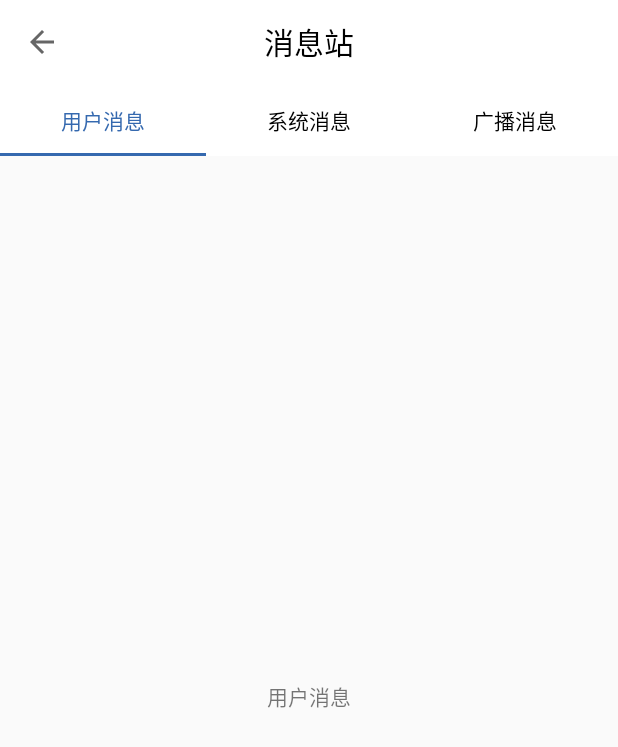
After one commit to Jacky-Chen-Pro/Xhy_guke, an Android app: the MsgStationActivity screen opened directly, with no data from a screen before it, on a phone screen of 412 x 824 dp. The commit adds this screen. Shown: the top 747 px of the screen. Run offline under Robolectric (Android 15) with nearby library versions, the phone set to English and light mode, and no system bars; our stand-ins replace CircleImageView; libraries missing offline, so code that uses them is left out: com.zhy.http.

Commit message:
加如消息站页面

```diff
--- /dev/null
+++ b/app/src/main/java/cn/incongress/xhy_guke/activitys/MsgStationActivity.java
@@ -0,0 +1,64 @@
+package cn.incongress.xhy_guke.activitys;
+
+import android.os.Bundle;
+import android.support.design.widget.TabLayout;
+import android.support.v4.app.Fragment;
+import android.support.v4.view.ViewPager;
+
+import java.util.ArrayList;
+import java.util.List;
+
+import cn.incongress.xhy_guke.R;
+import cn.incongress.xhy_guke.adapter.MsgStationAdapter;
+import cn.incongress.xhy_guke.base.BaseActivity;
+import cn.incongress.xhy_guke.fragment.BroadcastMessageFragment;
+import cn.incongress.xhy_guke.fragment.SystemMessageFragment;
+import cn.incongress.xhy_guke.fragment.UserMessageFragment;
+
+/**
+ * Created by Jacky on 2016/4/7.
+ */
+public class MsgStationActivity extends BaseActivity {
+    private TabLayout mTabLayout;
+    private ViewPager mViewpager;
+    private MsgStationAdapter mPageAdapter;
+
+    private int[] mTitles = {R.string.msg_user_msg, R.string.msg_system_msg, R.string.msg_broadcast_msg};
+    private List<String> mTitleList = new ArrayList<>();
+    private List<Fragment> mFragments = new ArrayList<>();
+
+    @Override
+    protected void onCreate(Bundle savedInstanceState) {
+        super.onCreate(savedInstanceState);
+        setContentView(R.layout.activity_msg_station);
+        initToolbar(getString(R.string.msg_title), true, false, -1, null, false, -1, null);
+
+        initViews();
+    }
+
+    private void initViews() {
+        mTabLayout = getViewById(R.id.tablayout);
+        mViewpager = getViewById(R.id.viewpager);
+
+        for(int i=0; i<mTitles.length; i++) {
+            mTitleList.add(getString(mTitles[i]));
+        }
+
+        mFragments.add(0, new UserMessageFragment());
+        mFragments.add(1, new SystemMessageFragment());
+        mFragments.add(2, new BroadcastMessageFragment());
+
+        //设置TabLayout的模式
+        mTabLayout.setTabMode(TabLayout.MODE_FIXED);
+        //为TabLayout添加tab名称
+
+        mTabLayout.addTab(mTabLayout.newTab().setText(mTitleList.get(0)));
+        mTabLayout.addTab(mTabLayout.newTab().setText(mTitleList.get(1)));
+        mTabLayout.addTab(mTabLayout.newTab().setText(mTitleList.get(2)));
+
+        mPageAdapter = new MsgStationAdapter(getSupportFragmentManager(),mFragments,mTitleList);
+        mViewpager.setAdapter(mPageAdapter);
+        mTabLayout.setupWithViewPager(mViewpager);
+    }
+
+}
--- /dev/null
+++ b/app/src/main/java/cn/incongress/xhy_guke/adapter/MsgStationAdapter.java
@@ -0,0 +1,39 @@
+package cn.incongress.xhy_guke.adapter;
+
+import android.support.v4.app.Fragment;
+import android.support.v4.app.FragmentManager;
+import android.support.v4.app.FragmentPagerAdapter;
+
+import java.util.List;
+
+/**
+ * Created by Jacky on 2016/4/7.
+ * 消息站适配器
+ */
+public class MsgStationAdapter extends FragmentPagerAdapter {
+    private List<Fragment> list_fragment;                         //fragment列表
+    private List<String> list_Title;                              //tab名的列表
+
+    public MsgStationAdapter(FragmentManager fm, List<Fragment> list_fragment, List<String> list_Title) {
+        super(fm);
+        this.list_fragment = list_fragment;
+        this.list_Title = list_Title;
+    }
+
+    @Override
+    public Fragment getItem(int position) {
+        return list_fragment.get(position);
+    }
+
+    @Override
+    public int getCount() {
+        return list_Title.size();
+    }
+
+    //此方法用来显示tab上的名字
+    @Override
+    public CharSequence getPageTitle(int position) {
+
+        return list_Title.get(position % list_Title.size());
+    }
+}
--- /dev/null
+++ b/app/src/main/java/cn/incongress/xhy_guke/fragment/SystemMessageFragment.java
@@ -0,0 +1,34 @@
+package cn.incongress.xhy_guke.fragment;
+
+import android.os.Bundle;
+import android.support.annotation.Nullable;
+import android.view.LayoutInflater;
+import android.view.View;
+import android.view.ViewGroup;
+
+import cn.incongress.xhy_guke.R;
+import cn.incongress.xhy_guke.base.BaseFragment;
+
+/**
+ * Created by Jacky on 2016/4/7.
+ */
+public class SystemMessageFragment extends BaseFragment {
+    @Nullable
+    @Override
+    public View onCreateView(LayoutInflater inflater, ViewGroup container, Bundle savedInstanceState) {
+        View view = inflater.inflate(R.layout.fragment_system_message,null);
+        initView(view);
+        return view;
+    }
+
+    @Override
+    public void initView(View view) {
+        super.initView(view);
+        initData();
+    }
+
+    @Override
+    public void initData() {
+        super.initData();
+    }
+}
--- /dev/null
+++ b/app/src/main/java/cn/incongress/xhy_guke/fragment/UserMessageFragment.java
@@ -0,0 +1,34 @@
+package cn.incongress.xhy_guke.fragment;
+
+import android.os.Bundle;
+import android.support.annotation.Nullable;
+import android.view.LayoutInflater;
+import android.view.View;
+import android.view.ViewGroup;
+
+import cn.incongress.xhy_guke.R;
+import cn.incongress.xhy_guke.base.BaseFragment;
+
+/**
+ * Created by Jacky on 2016/4/7.
+ */
+public class UserMessageFragment extends BaseFragment {
+    @Nullable
+    @Override
+    public View onCreateView(LayoutInflater inflater, ViewGroup container, Bundle savedInstanceState) {
+        View view = inflater.inflate(R.layout.fragment_use_message,null);
+        initView(view);
+        return view;
+    }
+
+    @Override
+    public void initView(View view) {
+        super.initView(view);
+        initData();
+    }
+
+    @Override
+    public void initData() {
+        super.initData();
+    }
+}
--- /dev/null
+++ b/app/src/main/res/layout/activity_msg_station.xml
@@ -0,0 +1,26 @@
+<?xml version="1.0" encoding="utf-8"?>
+<LinearLayout xmlns:android="http://schemas.android.com/apk/res/android"
+    xmlns:app="http://schemas.android.com/apk/res-auto"
+    android:layout_width="match_parent"
+    android:layout_height="match_parent"
+    android:orientation="vertical">
+
+    <include
+        layout="@layout/include_toolbar"/>
+
+    <android.support.design.widget.TabLayout
+        android:id="@+id/tablayout"
+        android:layout_width="match_parent"
+        android:layout_height="wrap_content"
+        android:background="@color/white"
+        app:tabIndicatorColor="@color/theme_blue"
+        app:tabSelectedTextColor="@color/theme_blue"
+        app:tabTextColor="@color/black" />
+
+
+    <android.support.v4.view.ViewPager
+        android:id="@+id/viewpager"
+        android:layout_width="fill_parent"
+        android:layout_height="0dp"
+        android:layout_weight="1" />
+</LinearLayout>
--- /dev/null
+++ b/app/src/main/res/layout/fragment_use_message.xml
@@ -0,0 +1,8 @@
+<?xml version="1.0" encoding="utf-8"?>
+<RelativeLayout xmlns:android="http://schemas.android.com/apk/res/android"
+    android:layout_width="match_parent"
+    android:layout_height="match_parent">
+
+    <TextView style="@style/wrap_wrap" android:text="用户消息" android:layout_centerInParent="true"/>
+
+</RelativeLayout>
--- a/app/src/main/res/values/strings.xml
+++ b/app/src/main/res/values/strings.xml
@@ -61,4 +61,11 @@
     <string name="me_my_operation">我的操作</string>
     <string name="me_download">下载</string>
     <string name="me_collection">收藏</string>
+
+    <!-- 消息站 -->
+    <string name="msg_title">消息站</string>
+    <string name="msg_user_msg">用户消息</string>
+    <string name="msg_system_msg">系统消息</string>
+    <string name="msg_broadcast_msg">广播消息</string>
+
 </resources>
--- a/settings.gradle
+++ b/settings.gradle
@@ -1 +1 @@
-include ':library_common', ':app', ':library_multiListView', ':library_refreshlayout'
+include ':library_common', ':app', ':library_multiListView', ':library_refreshlayout', ':library_umeng_share'
```
Also changed, not shown: app/build.gradle (+5 -2 lines), app/src/main/AndroidManifest.xml (+36 -2 lines), app/src/main/java/cn/incongress/xhy_guke/activitys/HomeActivity.java (+9 -1 lines), app/src/main/java/cn/incongress/xhy_guke/base/XhyApplication.java (+7 -0 lines), app/src/main/java/cn/incongress/xhy_guke/fragment/BroadcastMessageFragment.java (added, +34 -0 lines), app/src/main/java/cn/incongress/xhy_guke/wxapi/WXEntryActivity.java (added, +15 -0 lines), app/src/main/res/layout/fragment_broadcast_message.xml (added, +8 -0 lines), app/src/main/res/layout/fragment_system_message.xml (added, +8 -0 lines), 971 other files.
